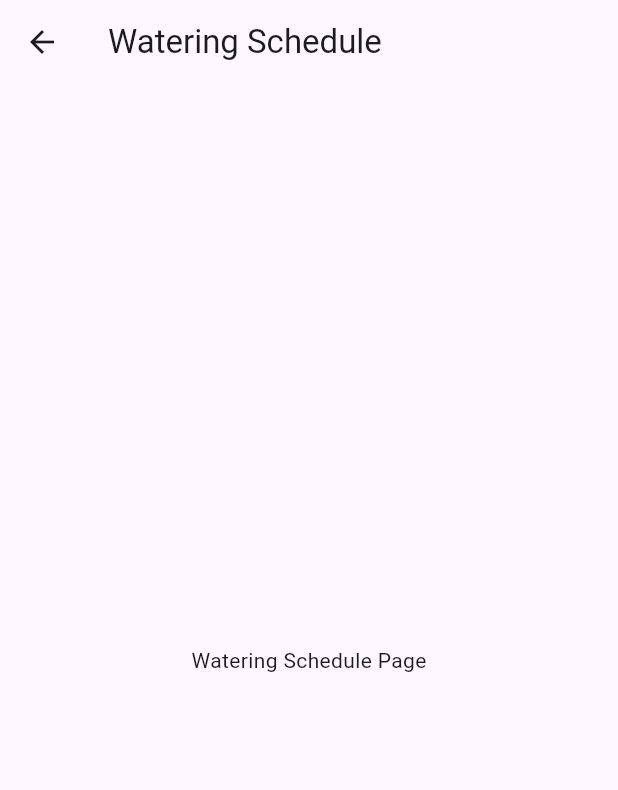
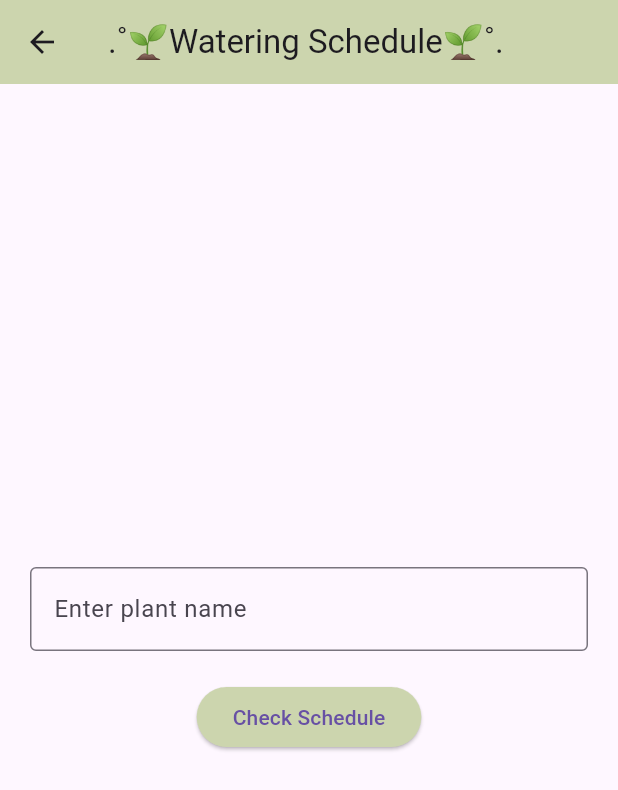
Before and after one commit to malclifton/PlantCareApp, a Flutter app: the WateringSchedulePage screen opened directly, on a phone screen of 412 x 824 dp. Shown: the top 790 px of the screen. Run offline on Flutter 3.47's test engine with Material 3 defaults, Android fonts, the phone set to English and light mode, and no system bars.

Commit message:
updated code with completed watering_schedule.dart file

```diff
--- a/lib/main.dart
+++ b/lib/main.dart
@@ -31,8 +31,8 @@ class MyHomePage extends StatefulWidget {
 
 class _MyHomePageState extends State<MyHomePage> {
   List<String> checklistItems = [
-    'Time to water your ...!', //... will be replaced with the user inputed plant
-    'Time to repot your ...!',
+    'Check if your plants need to be watered!',
+    'Check if you need to repot your plants!',
     'Weekly Bug Check!',
     'Check for dead leaves'
   ];
@@ -105,7 +105,7 @@ class _MyHomePageState extends State<MyHomePage> {
                     onTap: () {
                       Navigator.push(
                         context,
-                        MaterialPageRoute(builder: (context) => const PlantDiseasesPage()),
+                        MaterialPageRoute(builder: (context) => PlantDiseasesPage()),
                       );
                     },
                     child: Container(
--- a/lib/watering_schedule.dart
+++ b/lib/watering_schedule.dart
@@ -1,16 +1,135 @@
-// watering_schedule.dart
 import 'package:flutter/material.dart';
 
-class WateringSchedulePage extends StatelessWidget {
-  const WateringSchedulePage({super.key});
+class WateringSchedulePage extends StatefulWidget {
+  const WateringSchedulePage({Key? key});
+
+  @override
+  _WateringSchedulePageState createState() => _WateringSchedulePageState();
+}
+
+class _WateringSchedulePageState extends State<WateringSchedulePage> {
+  String? plantName;
+  //map of the plant names and their info
+  Map<String, String> plantInfo = {
+    'pothos': 'Water: once every 7-10 days\nRepot: once every 2 years\nTrim: As needed\nRotate: Every month',
+    'snake plant': 'Water: once every 2-6 weeks\nRepot: once every 2-3 years\nTrim: As needed\nRotate: Every 6 months',
+    'fern': 'Water: once every 1-2 weeks\nRepot: once a year\nTrim: As needed\nRotate: Every 2 weeks',
+    'zz plant': 'Water: once every 2-3 weeks\nRepot: once every 2-3 years\nTrim: As needed\nRotate: Every 6 months',
+    'monstera': 'Water: once every 1-2 weeks\nRepot: once every 2 years\nTrim: As needed\nRotate: Every 3 months',
+    'aloe vera': 'Water: once every 2-3 weeks\nRepot: once every 2-3 years\nTrim: As needed\nRotate: Every 4 months',
+    'spider plant': 'Water: once every 1-2 weeks\nRepot: once every 2 years\nTrim: As needed\nRotate: Every month',
+    'cactus': 'Water: once every 2-4 weeks\nRepot: once every 2-3 years\nTrim: As needed\nRotate: Not needed',
+    'peace lily': 'Water: once every 1-2 weeks\nRepot: once every 2-3 years\nTrim: As needed\nRotate: Every month',
+    'chinese money plant': 'Water: once every 7-10 days\nRepot: once every 2 years\nTrim: As needed\nRotate: Every month',
+    'english ivy': 'Water: once every 1-2 weeks\nRepot: once every 2-3 years\nTrim: As needed\nRotate: Every 2 weeks',
+    'rubber plant': 'Water: once every 1-2 weeks\nRepot: once every 2-3 years\nTrim: As needed\nRotate: Every 3 months',
+    'anthurium': 'Water: once every 1-2 weeks\nRepot: once every 2-3 years\nTrim: As needed\nRotate: Every month',
+    'money tree': 'Water: once every 1-2 weeks\nRepot: once every 2-3 years\nTrim: As needed\nRotate: Every 6 months',
+    'elephant ear': 'Water: once every week\nRepot: once every year\nTrim: As needed\nRotate: Every 2 weeks',
+    'ficus': 'Water: once every 1-2 weeks\nRepot: once every 2-3 years\nTrim: As needed\nRotate: Every 3 months',
+    'fiddle leaf fig': 'Water: once every 1-2 weeks\nRepot: once every 2-3 years\nTrim: As needed\nRotate: Every month',
+    'jade plant': 'Water: once every 2-3 weeks\nRepot: once every 2-3 years\nTrim: As needed\nRotate: Every 2 months',
+    'orchid': 'Water: once every 1-2 weeks\nRepot: once every 2-3 years\nTrim: As needed\nRotate: Every month',
+    'philodendron': 'Water: once every 1-2 weeks\nRepot: once every 2-3 years\nTrim: As needed\nRotate: Every 3 months',
+    'string of pearls': 'Water: once every 2-3 weeks\nRepot: once every 2-3 years\nTrim: As needed\nRotate: Every month',
+    'yucca': 'Water: once every 2-3 weeks\nRepot: once every 2-3 years\nTrim: As needed\nRotate: Every 4 months',
+  };
+
+  void checkPlantInfo() {
+    setState(() {
+      //makes the string lowercase to avoid case sensitivity
+      if (plantName != null) {
+        plantName = plantName!.toLowerCase();
+      }
+      //check if the users string is in the map above
+      if (plantInfo.containsKey(plantName)) {
+        //displays the care schedule for the entered plant.
+        showDialog(
+          context: context,
+          builder: (BuildContext context) {
+            return AlertDialog(
+              title: Text('Schedule for ${plantName?.capitalize()}'),
+              content: Text(plantInfo[plantName ?? ''] ?? ''),
+              actions: <Widget>[
+                TextButton(
+                  onPressed: () {
+                    Navigator.of(context).pop();
+                  },
+                  child: Text('Close'),
+                  style: ButtonStyle(
+                backgroundColor: MaterialStateProperty.all<Color>(Color(0xffccd5ae)),
+              ),
+                ),
+              ],
+            );
+          },
+        );
+      } else {
+        //creates error message if the user's string doesn't match the data in our 'map'
+        showDialog(
+          context: context,
+          builder: (BuildContext context) {
+            return AlertDialog(
+              title: Text('Error'),
+              content: Text('Error: This plant is not in our database yet!'),
+              actions: <Widget>[
+                TextButton(
+                  onPressed: () {
+                    Navigator.of(context).pop();
+                  },
+                  child: Text('OK'),
+                  style: ButtonStyle(
+                backgroundColor: MaterialStateProperty.all<Color>(Color(0xffccd5ae)),
+              ),
+                ),
+              ],
+            );
+          },
+        );
+      }
+    });
+  }
 
   @override
   Widget build(BuildContext context) {
     return Scaffold(
-      appBar: AppBar(title: const Text('Watering Schedule')),
-      body: const Center(
-        child: Text('Watering Schedule Page'),
+      appBar: AppBar(
+        title: const Text('.˚🌱Watering Schedule🌱˚.'),
+        backgroundColor: Color(0xffccd5ae),
+        ),
+      body: Padding(
+        padding: const EdgeInsets.all(20.0),
+        child: Column(
+          mainAxisAlignment: MainAxisAlignment.center,
+          children: [
+            TextField(
+              onChanged: (value) {
+                plantName = value;
+              },
+              decoration: InputDecoration(
+                hintText: 'Enter plant name',
+                border: OutlineInputBorder(),
+              ),
+            ),
+            SizedBox(height: 20),
+            ElevatedButton(
+              onPressed: () {
+                checkPlantInfo();
+              },
+              child: Text('Check Schedule'),
+              style: ButtonStyle(
+                backgroundColor: MaterialStateProperty.all<Color>(Color(0xffccd5ae)),
+              ),
+            ),
+          ],
+        ),
       ),
     );
   }
 }
+//method to make the first letter of the user's string capital
+extension StringExtension on String {
+  String capitalize() {
+    return "${this[0].toUpperCase()}${this.substring(1)}";
+  }
+}
```
